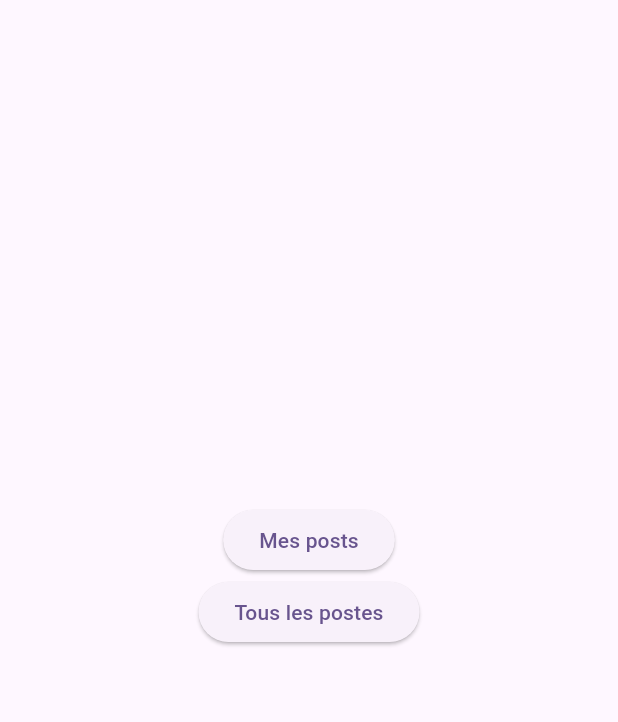
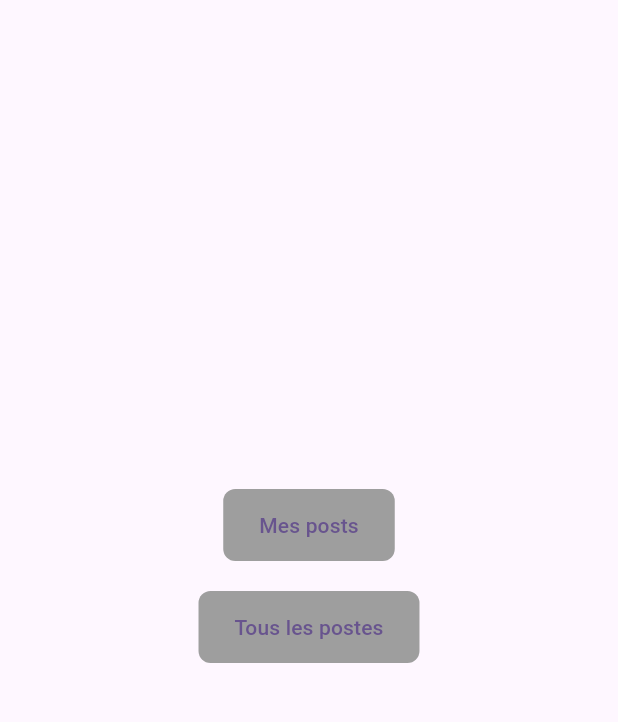
Before and after one commit to ibrahimaberete/projet-web-avril, a Flutter app: the screen it shows once a user with an empty profile is signed in, on a phone screen of 412 x 824 dp, the part 84-806 px from its top. Run offline on Flutter 3.47's test engine with Material 3 defaults, Android fonts, the phone set to English and light mode, and no system bars; our stand-ins replace cloud_firestore, firebase_auth, firebase_core; missing offline and left inert: flutter_downloader; accounts and stored records are empty.

Commit message:
front flutter

```diff
--- a/flutter_firebase_app/lib/HomePage.dart
+++ b/flutter_firebase_app/lib/HomePage.dart
@@ -12,6 +12,9 @@ class MyHomePage extends StatefulWidget {
 }
 
 class _MyHomePageState extends State<MyHomePage> {
+  bool _isButton1Colored = false;
+  bool _isButton2Colored = false;
+
   @override
   Widget build(BuildContext context) {
     return Scaffold(
@@ -31,23 +34,54 @@ class _MyHomePageState extends State<MyHomePage> {
         child: Column(
           mainAxisAlignment: MainAxisAlignment.center,
           children: <Widget>[
-            ElevatedButton(
+            AnimatedContainer(
+              duration: Duration(seconds: 2),
+              curve: Curves.easeInOut,
+              decoration: BoxDecoration(
+                color: _isButton1Colored ? Colors.blue : Colors.grey,
+                borderRadius: BorderRadius.circular(8.0),
+              ),
+              child: ElevatedButton(
+                style: ElevatedButton.styleFrom(
+                  backgroundColor: Colors.transparent,
+                  shadowColor: Colors.transparent,
+                ),
                 child: const Text('Mes posts'),
                 onPressed: () {
+                  setState(() {
+                    _isButton1Colored = !_isButton1Colored;
+                  });
                   Navigator.push(
                     context,
                     MaterialPageRoute(builder: (context) => const ImageListPage(onlyUserPosts: true)),
                   );
                 },
               ),
-              ElevatedButton(
+            ),
+            const SizedBox(height: 20),
+            AnimatedContainer(
+              duration: Duration(seconds: 2),
+              curve: Curves.easeInOut,
+              decoration: BoxDecoration(
+                color: _isButton2Colored ? Colors.blue : Colors.grey,
+                borderRadius: BorderRadius.circular(8.0),
+              ),
+              child: ElevatedButton(
+                style: ElevatedButton.styleFrom(
+                  backgroundColor: Colors.transparent,
+                  shadowColor: Colors.transparent,
+                ),
                 child: const Text('Tous les postes'),
                 onPressed: () {
+                  setState(() {
+                    _isButton2Colored = !_isButton2Colored;
+                  });
                   Navigator.push(
                     context,
                     MaterialPageRoute(builder: (context) => const ImageListPage()),
                   );
                 },
+              ),
             ),
           ],
         ),
--- a/flutter_firebase_app/lib/main.dart
+++ b/flutter_firebase_app/lib/main.dart
@@ -5,6 +5,7 @@ import 'package:flutter/material.dart';
 import 'package:flutter_downloader/flutter_downloader.dart';
 import 'package:flutter_firebase_app/HomePage.dart';
 import 'package:flutter_firebase_app/LoginPage.dart';
+import 'package:flutter_firebase_app/WelcomePage.dart';
 import 'firebase_options.dart';
 
 void main() async {
@@ -37,7 +38,7 @@ class MyApp extends StatelessWidget {
           if (snapshot.hasData) {
             return const MyHomePage(title: 'Flutter Application Cities');
           }
-          return const LoginPage();
+          return const WelcomePage();
         },
       ),
     );
```
Also changed, not shown: flutter_firebase_app/lib/WelcomePage.dart (added, +74 -0 lines). Lines whose indentation alone changed are shown as unchanged.
